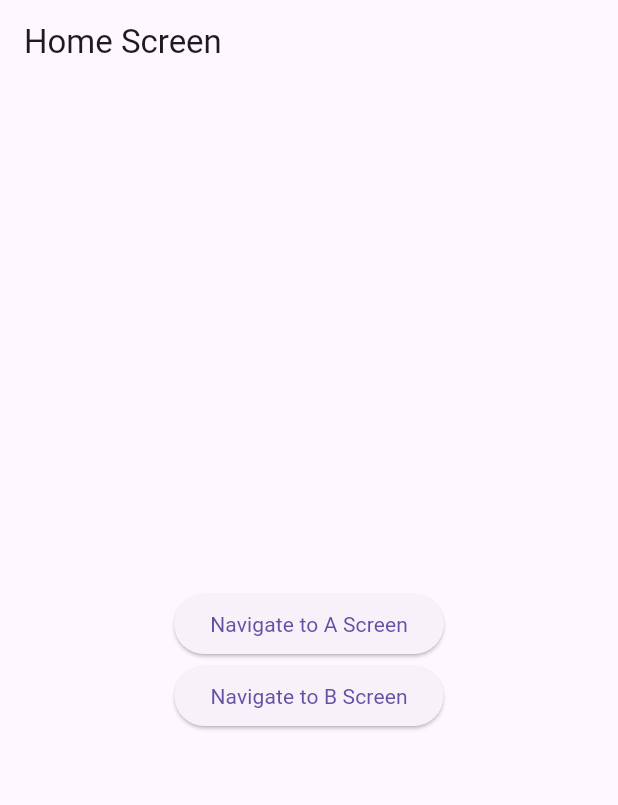
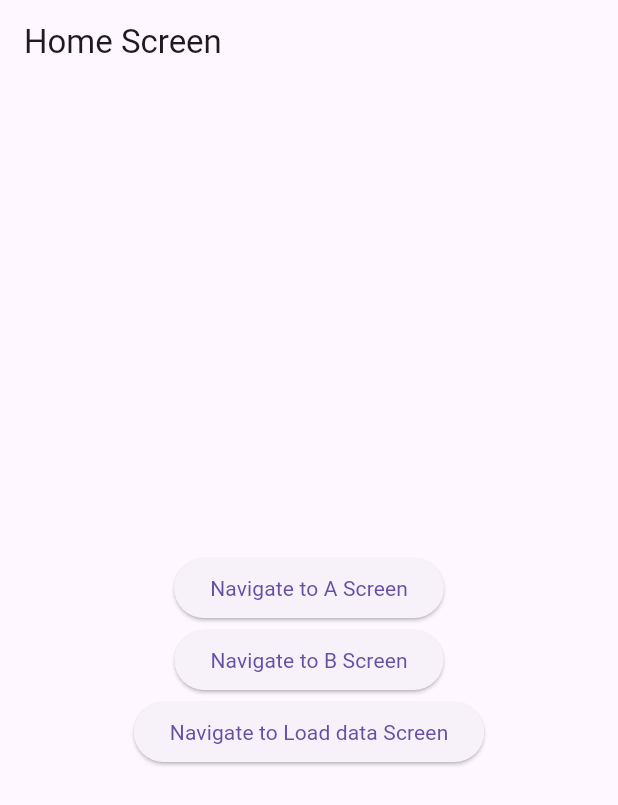
Before and after one commit to leminhduc1202/learning_flutter_vsc, a Flutter app: the screen it shows after launch, on a phone screen of 412 x 824 dp. Shown: the top 805 px of the screen. Run offline on Flutter 3.47's test engine with Material 3 defaults, Android fonts, the phone set to English and light mode, and no system bars; our stand-ins replace analog_clock, auto_size_text, carousel_slider, convex_bottom_bar, expansion_tile_card, flutter_slidable and 12 more; missing offline and left inert: dart:ffi.

Commit message:
Argument name routes in Flutter

```diff
--- a/lib/navigation_routing_page/argument_in_name_routes.dart
+++ b/lib/navigation_routing_page/argument_in_name_routes.dart
@@ -1,4 +1,6 @@
 import 'package:flutter/material.dart';
+
+import 'avoiding_junk.dart';
 
 class ArgumentNameRoutes extends StatelessWidget {
   const ArgumentNameRoutes({super.key});
@@ -9,6 +11,8 @@ class ArgumentNameRoutes extends StatelessWidget {
       routes: {
         ExtractArgumentsScreen.routeName: (context) =>
             const ExtractArgumentsScreen(),
+        AvoidingJunk.routeNameLoadData: (context) =>
+            const AvoidingJunk()
       },
       onGenerateRoute: (settings) {
         if (settings.name == PassArgumentsScreen.routeName) {
@@ -70,6 +74,15 @@ class HomeScreen extends StatelessWidget {
               },
               child: const Text('Navigate to B Screen'),
             ),
+            ElevatedButton(
+              onPressed: () {
+                Navigator.pushNamed(
+                  context,
+                  AvoidingJunk.routeNameLoadData,
+                );
+              },
+              child: const Text('Navigate to Load data Screen'),
+            ),
           ],
         ),
       ),
--- a/lib/navigation_routing_page/avoiding_junk.dart
+++ b/lib/navigation_routing_page/avoiding_junk.dart
@@ -6,6 +6,7 @@ import 'package:flutter/material.dart';
 import 'package:http/http.dart' as http;
 
 class AvoidingJunk extends StatelessWidget {
+  static const routeNameLoadData = "/loadData";
   const AvoidingJunk({super.key});
 
   @override
```
